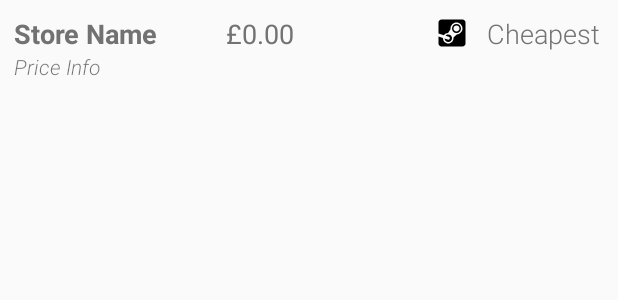
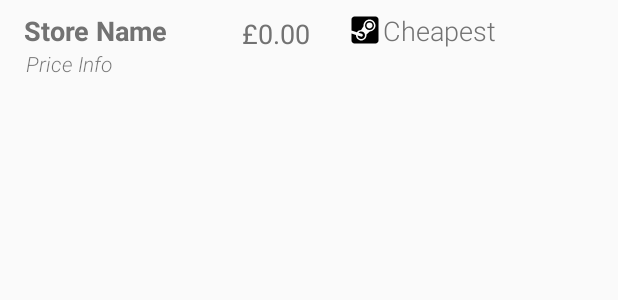
Before and after one commit to arranf/LowScore, an Android app: the layout list_stores.xml on its own in the app's theme, with its tools: preview values and no code run, on a phone screen of 412 x 824 dp. Shown: the top 300 px of the screen. Run offline under Robolectric (Android 15) with nearby library versions, the phone set to English and light mode, and no system bars.

Commit message:
Fix game prices adapter

```diff
--- a/app/src/main/java/party/hunchbacktank/lowscore/activities/DisplayGameActivity.java
+++ b/app/src/main/java/party/hunchbacktank/lowscore/activities/DisplayGameActivity.java
@@ -8,6 +8,7 @@ import android.support.design.widget.TabLayout;
 import android.support.v4.view.ViewPager;
 import android.support.v7.app.AppCompatActivity;
 import android.support.v7.widget.Toolbar;
+import android.util.Log;
 import android.view.Menu;
 import android.view.MenuItem;
 import android.view.MotionEvent;
@@ -74,6 +75,7 @@ public class DisplayGameActivity extends AppCompatActivity {
     static final int MIN_DISTANCE = 150;
     private String plain;
     private String appid;
+    private String TAG = "DisplayGameActivity";
 
     @Override
     protected void onCreate(Bundle savedInstanceState) {
@@ -113,7 +115,7 @@ public class DisplayGameActivity extends AppCompatActivity {
         AppDetailsEndpoint appDetailsEndpoint = retrofit.create(AppDetailsEndpoint.class);
 
         RealmResults<Game> gameRealmResults = realm.where(Game.class).equalTo("plain", plain).findAll();
-        if (!gameRealmResults.isEmpty()) {
+        if (!gameRealmResults.isEmpty() && gameRealmResults.first().getSteamAppId() != 0 ) {
             final String appid = Integer.toString(gameRealmResults.first().getSteamAppId());
         Call<Map<String, AppDetail>> call = appDetailsEndpoint.get(appid);
         call.enqueue(new Callback<Map<String, AppDetail>>() {
@@ -127,7 +129,7 @@ public class DisplayGameActivity extends AppCompatActivity {
 
             @Override
             public void onFailure(Call<Map<String, AppDetail>> call, Throwable e) {
-                e.printStackTrace();
+                Log.e(TAG, e.getStackTrace().toString());
                 //TODO Prompt for second attempt, explain error to user
             }
         });
@@ -253,7 +255,8 @@ public class DisplayGameActivity extends AppCompatActivity {
     //region Tabs
     private void setupViewPager(ViewPager viewPager) {
         viewPagerAdapter = new ViewPagerAdapter(getSupportFragmentManager());
-        viewPagerAdapter.addFragment(new GamePrices(), "Stores");
+        GamePrices gamePrices = GamePrices.newInstance(plain);
+        viewPagerAdapter.addFragment(gamePrices, "Stores");
         viewPagerAdapter.addFragment(new GameInfo(), "Info");
         viewPager.setAdapter(viewPagerAdapter);
     }
--- a/app/src/main/java/party/hunchbacktank/lowscore/fragments/GamePrices.java
+++ b/app/src/main/java/party/hunchbacktank/lowscore/fragments/GamePrices.java
@@ -27,9 +27,6 @@ import retrofit2.converter.gson.GsonConverterFactory;
 
 public class GamePrices extends Fragment {
     private static final String TAG = "GamePrices";
-    private static final String KEY_LAYOUT_MANAGER = "layoutManager";
-    private static final int SPAN_COUNT = 2;
-    private static final int DATASET_COUNT = 60;
 
     @BindView(R.id.recycler_view_prices)
     protected RecyclerView recyclerView;
@@ -51,18 +48,17 @@ public class GamePrices extends Fragment {
     @Override
     public void onCreate(Bundle savedInstanceState) {
         super.onCreate(savedInstanceState);
-        if (savedInstanceState != null && getArguments().containsKey("plain")) {
+        if (getArguments().containsKey("plain") && getArguments().get("plain") != null) {
             plain = getArguments().get("plain").toString();
         }
     }
 
     @Override
-    public View onCreateView(LayoutInflater inflater, ViewGroup container,
-                             Bundle savedInstanceState) {
+    public View onCreateView(LayoutInflater inflater, ViewGroup container, Bundle savedInstanceState) {
         View rootView = inflater.inflate(R.layout.fragment_game_prices, container, false);
         ButterKnife.bind(this, rootView);
         rootView.setTag(TAG);
-        if (savedInstanceState != null || (plain != null) && !plain.isEmpty()) {
+        if (savedInstanceState != null || plain != null) {
             plain = getArguments().getString("plain");
             pricesAdapter = new PricesAdapter(recyclerView);
             recyclerView.setLayoutManager(new LinearLayoutManager(getActivity()));
--- a/app/src/main/res/layout/fragment_game_prices.xml
+++ b/app/src/main/res/layout/fragment_game_prices.xml
@@ -3,10 +3,6 @@
     android:layout_width="match_parent"
     android:layout_height="match_parent"
     tools:context="party.hunchbacktank.lowscore.fragments.GamePrices">
-    <TextView
-        android:layout_width="match_parent"
-        android:layout_height="wrap_content"
-        android:text="Hello"/>
     <android.support.v7.widget.RecyclerView
         android:id="@+id/recycler_view_prices"
         android:scrollbars="vertical"
--- a/app/src/main/res/layout/list_stores.xml
+++ b/app/src/main/res/layout/list_stores.xml
@@ -1,19 +1,19 @@
 <?xml version="1.0" encoding="utf-8"?>
-<RelativeLayout xmlns:android="http://schemas.android.com/apk/res/android"
-    android:orientation="vertical" android:layout_width="match_parent"
+<LinearLayout xmlns:android="http://schemas.android.com/apk/res/android"
+    android:orientation="horizontal" android:layout_width="wrap_content"
     android:layout_height="match_parent"
     android:id="@+id/store_item">
-
+    <RelativeLayout
+        android:layout_width="161dp"
+        android:layout_height="match_parent">
     <TextView
-        android:layout_width="wrap_content"
+        android:layout_width="match_parent"
         android:layout_height="wrap_content"
         android:textAppearance="?android:attr/textAppearanceMedium"
+        android:layout_marginLeft="@dimen/activity_horizontal_margin"
         android:text="Store Name"
         android:id="@+id/list_stores_store_name"
-        android:layout_alignParentTop="true"
-        android:layout_alignLeft="@+id/list_stores_price_context"
-        android:layout_alignStart="@+id/list_stores_price_context"
-        android:layout_marginTop="10dp"
+        android:layout_marginTop="8dp"
         android:textStyle="bold" />
 
         <TextView
@@ -23,48 +23,57 @@
             android:text="Price Info"
             android:fontFamily="sans-serif-light"
             android:id="@+id/list_stores_price_context"
-        android:layout_marginLeft="9dp"
-        android:layout_marginStart="9dp"
+            android:layout_marginStart="17dp"
+
             android:textStyle="italic"
             android:typeface="normal"
+            android:layout_marginLeft="17dp"
             android:layout_below="@+id/list_stores_store_name"
             android:layout_alignParentLeft="true"
-        android:layout_alignParentStart="true" />
+            android:layout_alignParentStart="true"
+            android:layout_alignParentRight="true"
+            android:layout_alignParentEnd="true" />
+    </RelativeLayout>
+<RelativeLayout
+    android:layout_width="60dp"
+    android:layout_height="match_parent">
 
     <TextView
-        android:layout_width="wrap_content"
+        android:layout_width="match_parent"
         android:layout_height="wrap_content"
         android:textAppearance="?android:attr/textAppearanceMedium"
         android:text="£0.00"
+        android:layout_marginTop="10dp"
         android:id="@+id/list_stores_price"
-        android:layout_marginLeft="45dp"
-        android:layout_marginStart="45dp"
-        android:layout_alignTop="@+id/list_stores_store_name"
-        android:layout_toRightOf="@+id/list_stores_store_name"
-        android:layout_toEndOf="@+id/list_stores_store_name" />
+        android:layout_alignParentTop="true"
+        android:layout_centerHorizontal="true" />
+</RelativeLayout>
+    <RelativeLayout
+        android:layout_width="wrap_content"
+        android:layout_height="wrap_content">
+    <ImageView
+        android:layout_width="wrap_content"
+        android:layout_height="wrap_content"
+        android:id="@+id/list_stores_drm_icon"
+        android:layout_marginLeft="10dp"
+        android:layout_marginTop="8dp"
+        android:src="@drawable/steam" />
+    </RelativeLayout>
+
+    <RelativeLayout
+        android:layout_width="wrap_content"
+        android:layout_height="wrap_content">
 
         <TextView
             android:layout_width="wrap_content"
             android:layout_height="wrap_content"
             android:textAppearance="?android:attr/textAppearanceMedium"
             android:text="Cheapest"
+            android:layout_marginTop="8dp"
             android:fontFamily="sans-serif-light"
             android:id="@+id/list_stores_cheap"
-        android:layout_marginRight="12dp"
-        android:layout_marginEnd="12dp"
-        android:layout_alignBaseline="@+id/list_stores_price"
-        android:layout_alignBottom="@+id/list_stores_price"
-        android:layout_alignParentRight="true"
-        android:layout_alignParentEnd="true" />
+            android:layout_alignParentTop="true"
+            android:layout_centerHorizontal="true" />
+    </RelativeLayout>
 
-    <ImageView
-        android:layout_width="wrap_content"
-        android:layout_height="wrap_content"
-        android:id="@+id/list_stores_drm_icon"
-        android:src="@drawable/steam"
-        android:layout_marginRight="11dp"
-        android:layout_marginEnd="11dp"
-        android:layout_alignTop="@+id/list_stores_cheap"
-        android:layout_toLeftOf="@+id/list_stores_cheap"
-        android:layout_toStartOf="@+id/list_stores_cheap" />
-</RelativeLayout>
+</LinearLayout>
```
Lines whose indentation alone changed are shown as unchanged.
